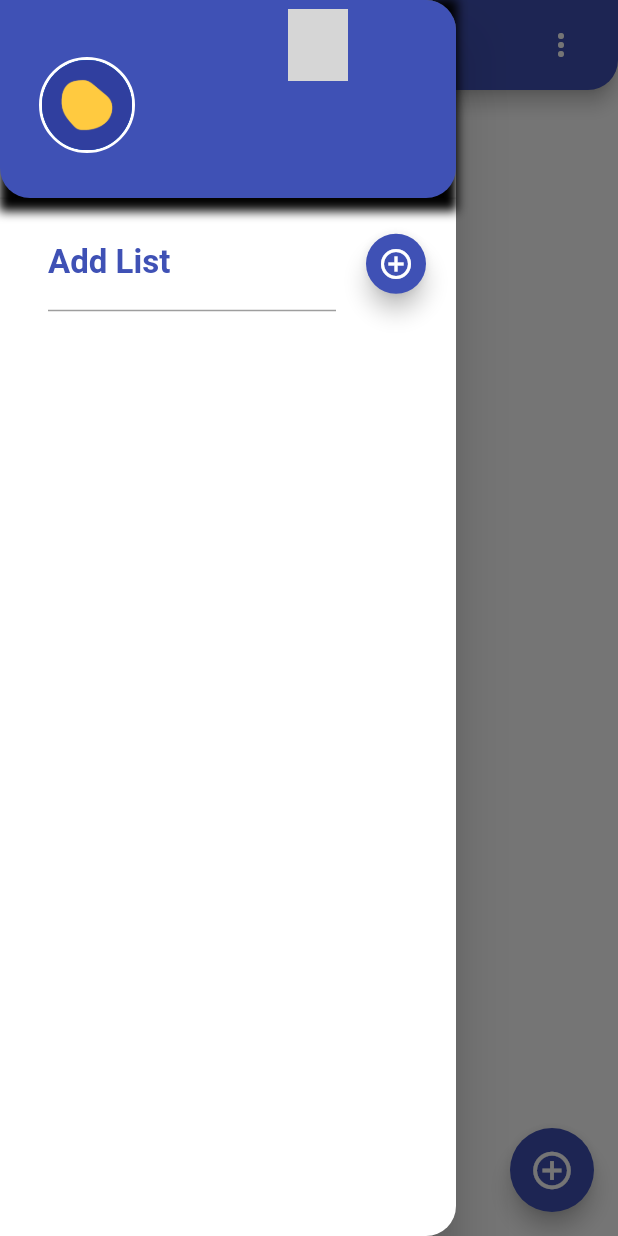
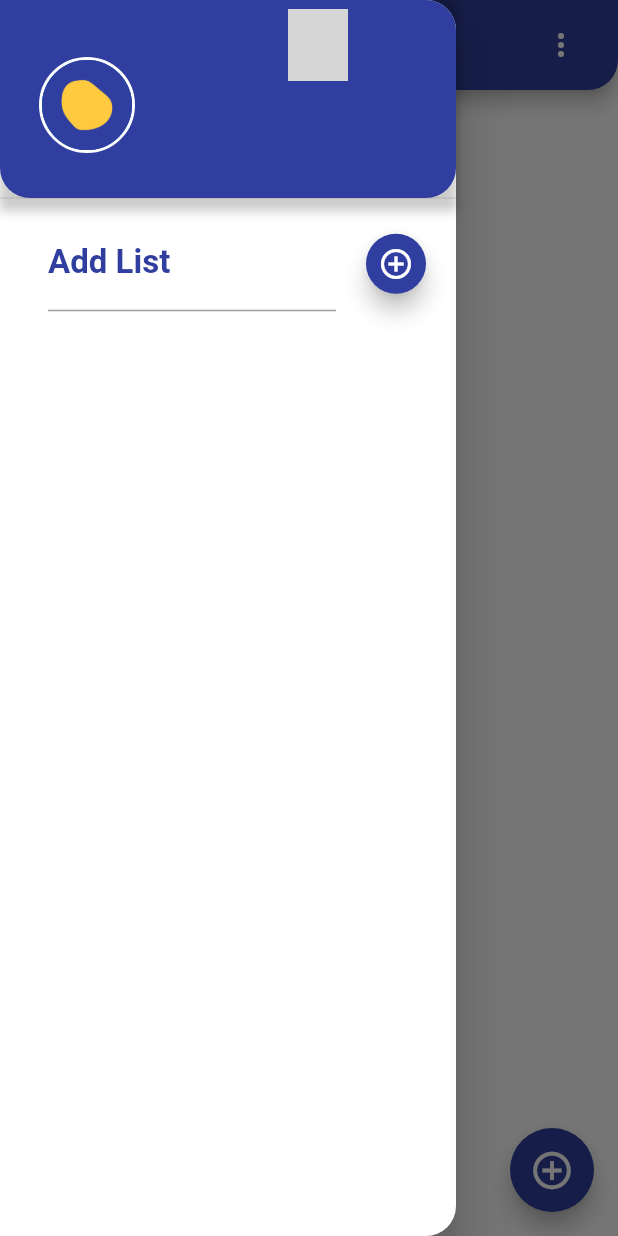
Before and after one commit to AdrianGroh306/todo_listo, a Flutter app: the screen it shows once a user with an empty profile is signed in, with the side drawer open, on a phone screen of 412 x 824 dp. Run offline on Flutter 3.47's test engine with Material 2 defaults, Android fonts, the phone set to English and light mode, and no system bars; our stand-ins replace auto_size_text, cloud_firestore, firebase_auth, firebase_core, flutter_slidable, google_sign_in; missing offline and left inert: circle_progress_bar; accounts and stored records are empty; network calls fail; grey boxes are pictures that could not be loaded.

Commit message:
Changing to light Theme

```diff
--- a/lib/main.dart
+++ b/lib/main.dart
@@ -22,7 +22,7 @@ class MyApp extends StatelessWidget {
       debugShowCheckedModeBanner: false,
       theme: lightTheme,
       darkTheme: darkTheme,
-
+      themeMode: ThemeMode.system,
       home: const AuthPage(),
     );
   }
--- a/lib/services/theme.dart
+++ b/lib/services/theme.dart
@@ -2,22 +2,24 @@ import 'package:flutter/material.dart';
 
     ThemeData lightTheme = ThemeData(
         brightness: Brightness.light,
-        colorScheme: const ColorScheme.light(
+        colorScheme: ColorScheme.light(
             background: Colors.white,
-            primary: Colors.indigo,
+            primary: Colors.indigo[700]!,
             secondary: Colors.white,
             tertiary: Colors.black12,
             error: Colors.red,
-            shadow: Colors.black,//.withOpacity(0.2),
-
+            shadow: Colors.black.withOpacity(0.2),
         )
     );
 
-    ThemeData darkTheme = ThemeData(
-        brightness: Brightness.dark,
-        colorScheme: const ColorScheme.dark(
-            background: Colors.black,
-            primary: Colors.indigo,
-            secondary: Colors.blue,
-        )
-    );
+ThemeData darkTheme = ThemeData(
+    brightness: Brightness.dark,
+    colorScheme: ColorScheme.dark(
+      background: Colors.black,
+      primary: Colors.indigo[700]!,
+      secondary: Colors.white,
+      tertiary: Colors.black12,
+      error: Colors.red,
+      shadow: Colors.black.withOpacity(0.2),
+    )
+);
```
Also changed, not shown: lib/pages/homepage.dart (+27 -6 lines).
